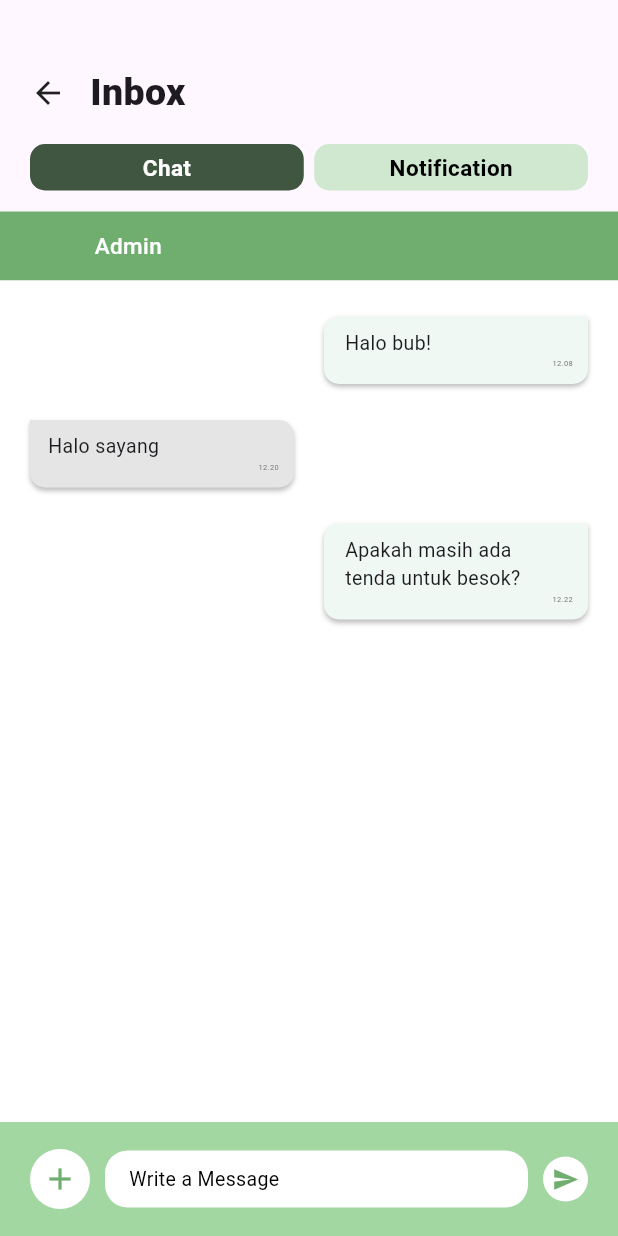
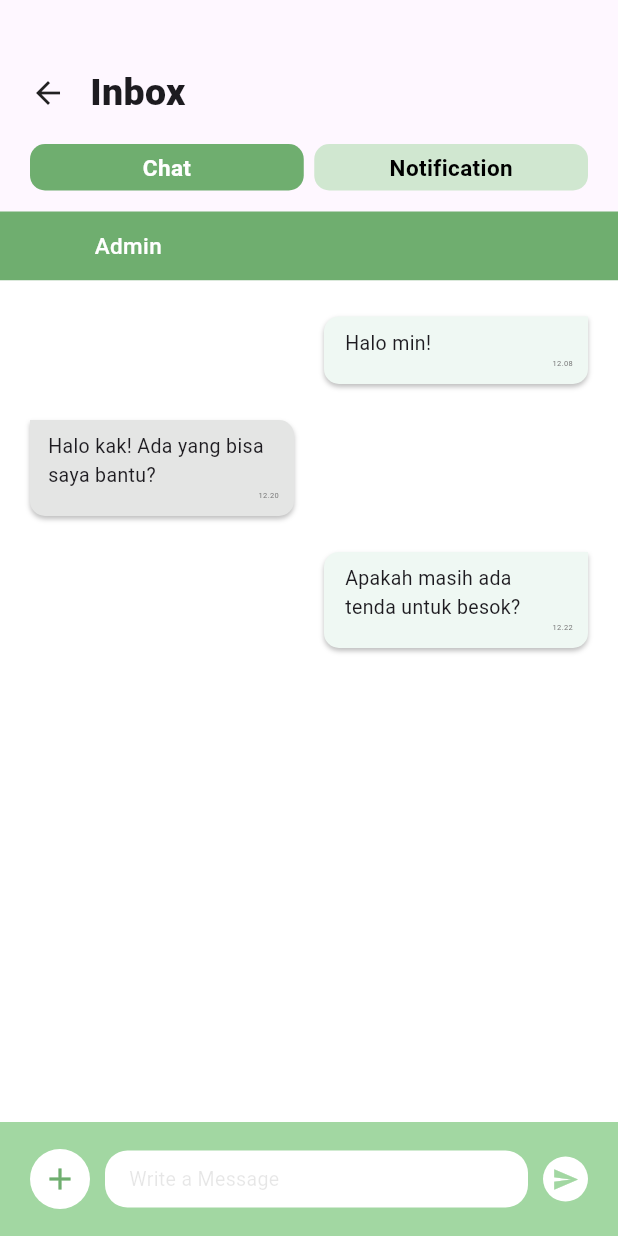
Before and after one commit to DrRhea/atap_bumi_apps, a Flutter app: the ChatScreen screen opened by its route, on a phone screen of 412 x 824 dp. Run offline on Flutter 3.47's test engine with Material 3 defaults, Android fonts, the phone set to English and light mode, and no system bars; Roboto replaces fonts that are missing (Alata).

Commit message:
Review (Rexy P) (#9)
* feat(chat_screen): inbox & category screen

* feat(review): edit char & rating review

---------

Co-authored-by: rexyyp <rexy.putra005@upi.edu>

```diff
--- a/lib/screens/category/rating_review/rating_review_screen.dart
+++ b/lib/screens/category/rating_review/rating_review_screen.dart
@@ -162,7 +162,7 @@ class _RatingReviewScreenState extends State<RatingReviewScreen> {
                                   shape: BoxShape.circle,
                                 ),
                                 child: const Icon(
-                                  Icons.add,
+                                  Icons.close,
                                   color: Colors.white,
                                   size: 8,
                                 ),
--- a/lib/screens/inbox/chat/chat_screen.dart
+++ b/lib/screens/inbox/chat/chat_screen.dart
@@ -43,7 +43,7 @@ class ChatScreen extends StatelessWidget {
                   child: Container(
                     height: 31,
                     decoration: BoxDecoration(
-                      color: const Color(0xFF415641),
+                      color: const Color(0xFF6FAE6F),
                       borderRadius: BorderRadius.circular(10),
                     ),
                     alignment: Alignment.center,
@@ -140,7 +140,7 @@ class ChatScreen extends StatelessWidget {
                                 bottom: 10,
                               ),
                               child: Text(
-                                'Halo bub!',
+                                'Halo min!',
                                 style: TextStyle(
                                   fontFamily: 'Alata',
                                   fontSize: 13,
@@ -197,7 +197,7 @@ class ChatScreen extends StatelessWidget {
                                 bottom: 10,
                               ),
                               child: Text(
-                                'Halo sayang',
+                                'Halo kak! Ada yang bisa\nsaya bantu?',
                                 style: TextStyle(
                                   fontFamily: 'Alata',
                                   fontSize: 13,
@@ -313,7 +313,7 @@ class ChatScreen extends StatelessWidget {
                     child: const Text(
                       'Write a Message',
                       style: TextStyle(
-                        color: Colors.black,
+                        color: Color.fromARGB(26, 11, 11, 11),
                         fontSize: 13,
                         fontFamily: 'Alata',
                       ),
@@ -330,7 +330,7 @@ class ChatScreen extends StatelessWidget {
                   ),
                   child: const Icon(
                     Icons.send,
-                    color: Color(0xFF6FAE6F),
+                    color: Color(0xFFA2D7A2),
                     size: 18,
                   ),
                 ),
```
